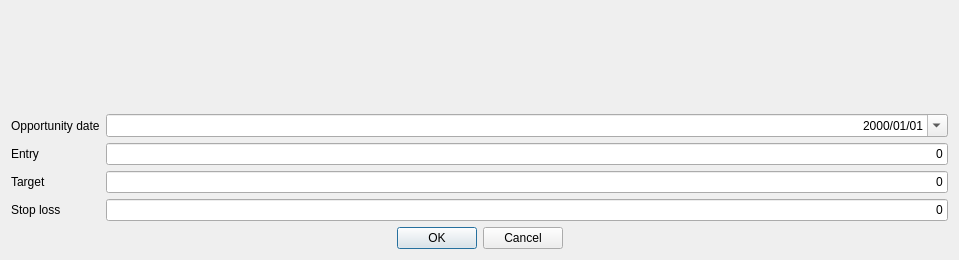
Above: xulpymoney/ui/wdgOpportunitiesAdd.ui from turulomio/xulpymoney before the change. Below: the same form after it.
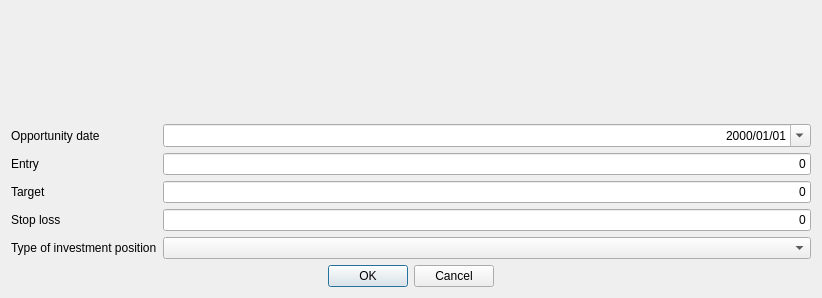
That is the form after the change. Icons and pictures are not drawn. Custom widgets are drawn as their Qt base class.

Commit message: Added short funcionality to opportunities. Fixes #78

Patch:
```diff
--- a/xulpymoney/ui/wdgOpportunitiesAdd.ui
+++ b/xulpymoney/ui/wdgOpportunitiesAdd.ui
@@ -6,8 +6,8 @@
    <rect>
     <x>0</x>
     <y>0</y>
-    <width>959</width>
-    <height>260</height>
+    <width>820</width>
+    <height>298</height>
    </rect>
   </property>
   <property name="windowIcon">
@@ -125,6 +125,26 @@
          </property>
         </widget>
        </item>
+       <item row="4" column="0">
+        <widget class="QLabel" name="label_4">
+         <property name="text">
+          <string>Type of investment position</string>
+         </property>
+        </widget>
+       </item>
+       <item row="4" column="1">
+        <widget class="QComboBox" name="cmbInvestmentTypePosition">
+         <property name="sizePolicy">
+          <sizepolicy hsizetype="Expanding" vsizetype="Fixed">
+           <horstretch>0</horstretch>
+           <verstretch>0</verstretch>
+          </sizepolicy>
+         </property>
+         <property name="sizeAdjustPolicy">
+          <enum>QComboBox::AdjustToContents</enum>
+         </property>
+        </widget>
+       </item>
       </layout>
      </item>
      <item>
```
The commit also changes 7 other files.
